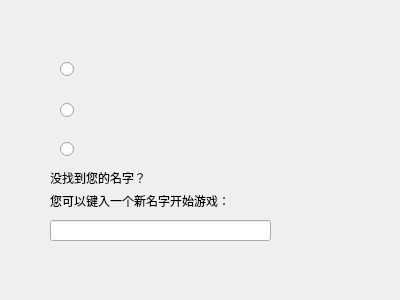
WCIofQMandRA/Protect-the-Planet, file dialog_names.ui: the form before one commit.
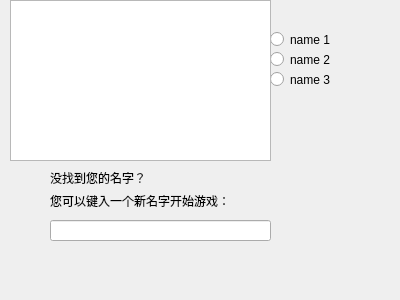
The form after the commit.

Commit message: update dialog_names

```diff
--- a/dialog_names.ui
+++ b/dialog_names.ui
@@ -16,40 +16,40 @@
   <widget class="QRadioButton" name="but_1">
    <property name="geometry">
     <rect>
-     <x>60</x>
-     <y>60</y>
+     <x>270</x>
+     <y>30</y>
      <width>115</width>
      <height>19</height>
     </rect>
    </property>
    <property name="text">
-    <string/>
+    <string>name 1</string>
    </property>
   </widget>
   <widget class="QRadioButton" name="but_2">
    <property name="geometry">
     <rect>
-     <x>60</x>
-     <y>100</y>
-     <width>161</width>
-     <height>21</height>
+     <x>270</x>
+     <y>50</y>
+     <width>75</width>
+     <height>19</height>
     </rect>
    </property>
    <property name="text">
-    <string/>
+    <string>name 2</string>
    </property>
   </widget>
   <widget class="QRadioButton" name="but_3">
    <property name="geometry">
     <rect>
-     <x>60</x>
-     <y>140</y>
+     <x>270</x>
+     <y>70</y>
      <width>115</width>
      <height>19</height>
     </rect>
    </property>
    <property name="text">
-    <string/>
+    <string>name 3</string>
    </property>
   </widget>
   <widget class="QLabel" name="newname">
@@ -88,6 +88,16 @@
     <string>没找到您的名字？</string>
    </property>
   </widget>
+  <widget class="QListWidget" name="name_list">
+   <property name="geometry">
+    <rect>
+     <x>10</x>
+     <y>0</y>
+     <width>261</width>
+     <height>161</height>
+    </rect>
+   </property>
+  </widget>
  </widget>
  <resources/>
  <connections/>
```
The commit also changes 1 other file.
